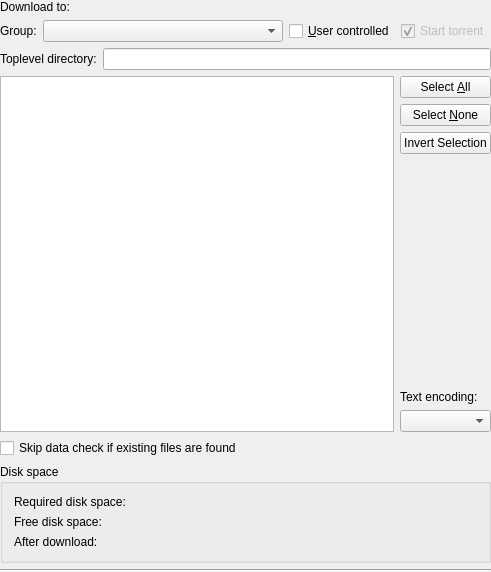
This is ktorrent/fileselectdlg.ui in KDE/ktorrent as Qt 5 draws it before an edit. The edited form follows.
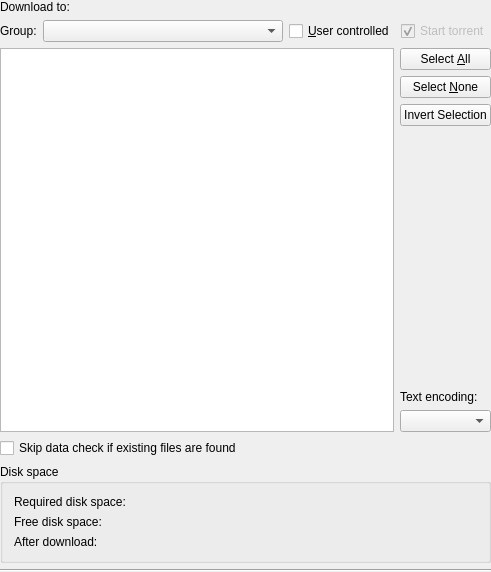
This is the edited form. Custom widgets are drawn as their Qt base class.

Commit message: Make it possible to rename files and folders in fileselectdlg

Diff of the .ui file:
```diff
--- a/ktorrent/fileselectdlg.ui
+++ b/ktorrent/fileselectdlg.ui
@@ -104,14 +104,7 @@
    <item>
     <layout class="QHBoxLayout" >
      <item>
-      <widget class="QLabel" name="label_2" >
-       <property name="text" >
-        <string>Toplevel directory:</string>
-       </property>
-      </widget>
-     </item>
-     <item>
-      <widget class="QLineEdit" name="m_toplevel_directory" >
+      <widget class="QTreeView" name="m_file_view" >
        <property name="toolTip" >
         <string>&lt;html>&lt;head>&lt;meta name="qrichtext" content="1" />&lt;style type="text/css">
 p, li { white-space: pre-wrap; }
@@ -119,13 +112,6 @@
 &lt;p style=" margin-top:0px; margin-bottom:0px; margin-left:0px; margin-right:0px; -qt-block-indent:0; text-indent:0px;">Name of the toplevel directory for multifile torrents. By default the name in the torrent file will be used.&lt;/p>&lt;/body>&lt;/html></string>
        </property>
       </widget>
-     </item>
-    </layout>
-   </item>
-   <item>
-    <layout class="QHBoxLayout" >
-     <item>
-      <widget class="QTreeView" name="m_file_view" />
      </item>
      <item>
       <layout class="QVBoxLayout" >
```
Left out of the diff: 20 changed lines with no effect on the pictures. The commit also changes 13 other files.
